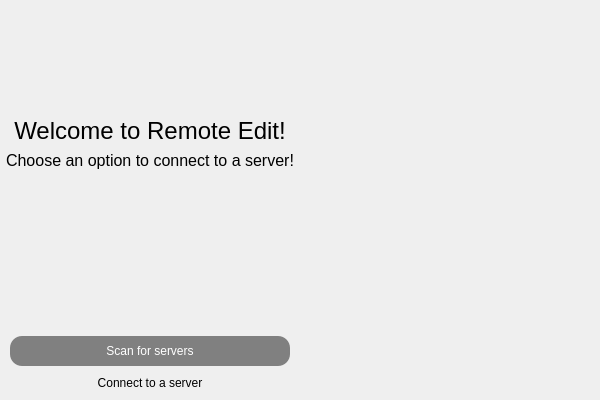
First picture: the form in connectionmethod.ui, repository ThatCakeID/remote-edit-client, before the edit.
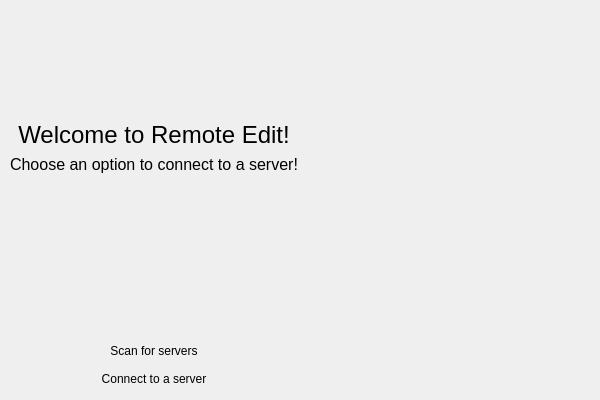
Second picture: the form after the edit.

Patch:
```diff
--- a/connectionmethod.ui
+++ b/connectionmethod.ui
@@ -35,16 +35,16 @@
    <item row="0" column="0">
     <layout class="QVBoxLayout" name="verticalLayout">
      <property name="leftMargin">
-      <number>6</number>
+      <number>10</number>
      </property>
      <property name="topMargin">
-      <number>6</number>
+      <number>10</number>
      </property>
      <property name="rightMargin">
-      <number>6</number>
+      <number>10</number>
      </property>
      <property name="bottomMargin">
-      <number>6</number>
+      <number>10</number>
      </property>
      <item>
       <widget class="QLabel" name="label">
@@ -95,27 +95,7 @@
      <item>
       <widget class="QPushButton" name="scan_button">
        <property name="styleSheet">
-        <string notr="true">QPushButton
-{
-    margin-right: 4px;
-    margin-left: 4px;
-    border-radius: 12px;
-    background: gray;
-    padding: 8px;
-    color: white;
-}
-
-QPushButton:hover:!pressed
-{
-    background: #E4E4E4;
-	color: black;
-}
-
-QPushButton:hover:pressed
-{
-    background: #464646;
-}
-</string>
+        <string notr="true"/>
        </property>
        <property name="text">
         <string>Scan for servers</string>
@@ -159,6 +139,22 @@
        </property>
       </widget>
      </item>
+     <item>
+      <spacer name="verticalSpacer_2">
+       <property name="orientation">
+        <enum>Qt::Vertical</enum>
+       </property>
+       <property name="sizeType">
+        <enum>QSizePolicy::Fixed</enum>
+       </property>
+       <property name="sizeHint" stdset="0">
+        <size>
+         <width>20</width>
+         <height>0</height>
+        </size>
+       </property>
+      </spacer>
+     </item>
     </layout>
    </item>
    <item row="0" column="1">
```
Left out of the diff: 23 changed lines with no effect on the pictures.
